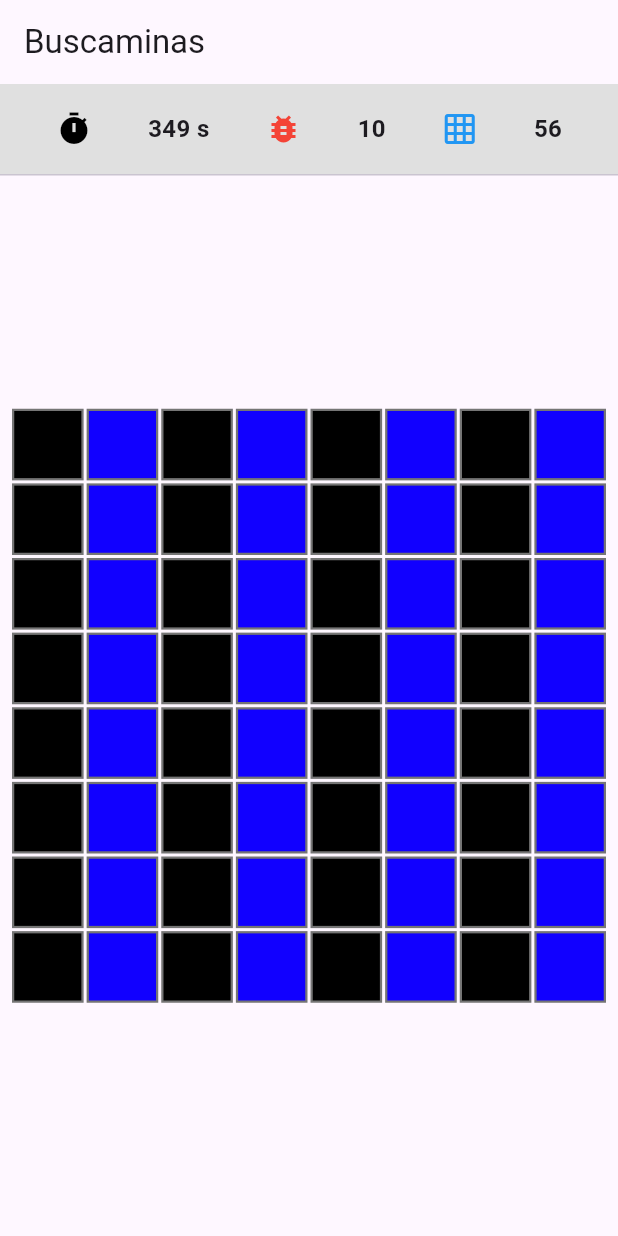
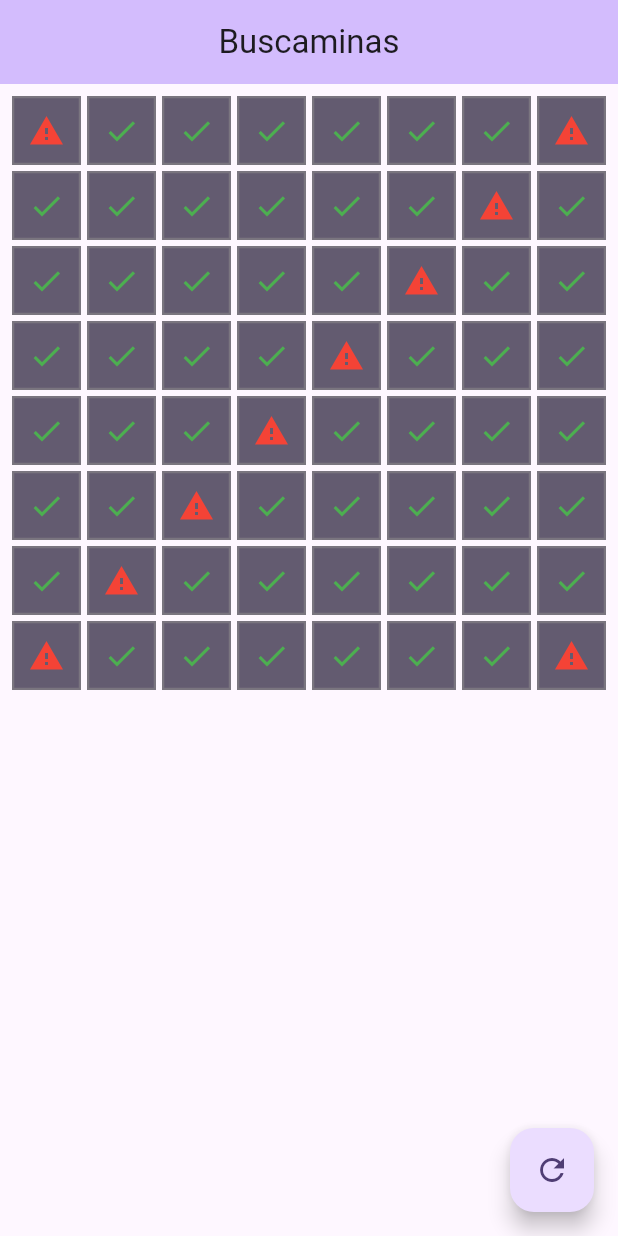
Before and after one commit to Lord-Aitel/3479A321_2022479051, a Flutter app: the screen it shows after launch, on a phone screen of 412 x 824 dp. Run offline on Flutter 3.47's test engine with Material 3 defaults, Android fonts, the phone set to English and light mode, and no system bars; our stand-ins replace logger.

Commit message:
directorios funcionando correctamente y creacion de carpeta assets

```diff
--- a/lib/main.dart
+++ b/lib/main.dart
@@ -1,101 +1,30 @@
-  import 'package:flutter/material.dart';
+import 'package:flutter/material.dart';
+import 'package:logger/logger.dart';
+import 'ui/screens/minesweeper_screen.dart';
 
-  void main() {
-    runApp(const MyApp());
-  }
+var logger = Logger();
 
-  class MyApp extends StatelessWidget {
-    const MyApp({super.key});
-    @override
-    Widget build(BuildContext context) {
-    return MaterialApp(
-    title: 'Buscaminas',
-    theme: ThemeData(primarySwatch: Colors.blue),
-    home: const MinesweeperScreen(), // Apuntamos a nuestra nueva pantalla
-    );
-    }
-  }
+void main() {
+  logger.d('Iniciando la aplicación de Buscaminas');
+  logger.i('Iniciando la aplicación de Buscaminas'); // Info
+  logger.w('Iniciando la aplicación de Buscaminas'); // Warning
+  logger.e('Iniciando la aplicación de Buscaminas'); // Error
 
-  class MinesweeperScreen extends StatelessWidget {
-  const MinesweeperScreen({super.key});
-  @override
-  Widget build(BuildContext context) {
-    return Scaffold(
-    appBar: AppBar(title: const Text('Buscaminas')),
-    body: SafeArea( // Protege la UI de los bordes del dispositivo
-  child: Column( // Apila el marcador arriba y el tablero abajo
-  children: [
-  // Área de Status
-  Container(
-  height: 60,
-  color: Colors.grey[300],
-  child: Container(
-  height: 60,
-  color: Colors.grey[300],
-  child: Row(
-    mainAxisAlignment: MainAxisAlignment.spaceEvenly,
-    children: const [
-      Icon(Icons.timer, color: Colors.black),
-      Text('349 s', style: TextStyle(fontWeight: FontWeight.bold, fontSize: 16)),
-      Icon(Icons.bug_report, color: Colors.red), //minas
-      Text('10', style: TextStyle(fontWeight: FontWeight.bold, fontSize: 16)),
-      Icon(Icons.grid_on, color: Colors.blue), //cuadros
-      Text('56', style: TextStyle(fontWeight: FontWeight.bold, fontSize: 16)),
-    ],
-  ),
-),
+  runApp(const MyApp());
+}
 
-
-  ),
-  const Divider(height: 1),
-  // Área de Juego
-  Expanded( // Expande el tablero para llenar la pantalla
-  child: _gameBoard(),
-  ),
-  ],
-  ),
-  ),
-  );
-  }
-  }
-  Widget _gameBoard() {
-  return Center(
-  child: Padding(
-  padding: const EdgeInsets.all(8.0),
-  child: AspectRatio(
-  aspectRatio: 1.0, // Cuadrado perfecto
-  child: GridView.builder(
-  physics: const NeverScrollableScrollPhysics(), // Bloquea el scroll
-  gridDelegate: const SliverGridDelegateWithFixedCrossAxisCount(
-  crossAxisCount: 8, // 8 columnas
-  crossAxisSpacing: 2.0,
-  mainAxisSpacing: 2.0,
-  ),
-  itemCount: 64, // 8x8 = 64 celdas
-  itemBuilder: (context, index) {
-  return MineCell(index: index,);
-  },
-  ),
-  ),
-  ),
-  );
-  }
-
-class MineCell extends StatelessWidget {
-  final int index;
-
-  const MineCell({
-    super.key,
-    required this.index
-  });
+class MyApp extends StatelessWidget {
+  const MyApp({super.key});
 
   @override
   Widget build(BuildContext context) {
-    return Container(
-    decoration: BoxDecoration(
-    color: index % 2 == 0 ? const Color.fromARGB(255, 0, 0, 0) : const Color.fromARGB(255, 17, 0, 255),
-        border: Border.all(color: Colors.grey[600]!, width: 1.5),
-    ),
+    return MaterialApp(
+      title: 'Buscaminas',
+      theme: ThemeData(
+        colorScheme: ColorScheme.fromSeed(seedColor: Colors.deepPurple),
+        useMaterial3: true,
+      ),
+      home: const MinesweeperScreen(),
     );
   }
 }
--- /dev/null
+++ b/lib/ui/screens/minesweeper_screen.dart
@@ -0,0 +1,56 @@
+import 'package:flutter/material.dart';
+import 'package:logger/logger.dart';
+import '../widgets/mine_cell.dart';
+
+var logger = Logger();
+
+class MinesweeperScreen extends StatefulWidget {
+  const MinesweeperScreen({super.key});
+
+  @override
+  State<MinesweeperScreen> createState() => _MinesweeperScreenState();
+}
+
+class _MinesweeperScreenState extends State<MinesweeperScreen> {
+  // Definimos el tamaño del tablero
+  final int rows = 8;
+  final int columns = 8;
+
+  @override
+  Widget build(BuildContext context) {
+    return Scaffold(
+      appBar: AppBar(
+        backgroundColor: Theme.of(context).colorScheme.inversePrimary,
+        title: const Text("Buscaminas"),
+        centerTitle: true,
+      ),
+      body: Padding(
+        padding: const EdgeInsets.all(8.0),
+        child: GridView.builder(
+          // Configuración de la cuadrícula
+          gridDelegate: SliverGridDelegateWithFixedCrossAxisCount(
+            crossAxisCount: columns, // Número de columnas
+            mainAxisSpacing: 4.0,    // Espaciado vertical
+            crossAxisSpacing: 4.0,   // Espaciado horizontal
+          ),
+          itemCount: rows * columns, // Total de celdas
+          itemBuilder: (context, index) {
+            // Ejemplo: ponemos una mina si el índice es múltiplo de 7
+            bool tieneMina = index % 7 == 0;
+
+            // LLAMADA A TU WIDGET MINECELL
+            return MineCell(hasMine: tieneMina);
+          },
+        ),
+      ),
+      floatingActionButton: FloatingActionButton(
+        onPressed: () {
+          logger.i('Reiniciando o refrescando tablero');
+          setState(() {}); // Refresca la pantalla
+        },
+        tooltip: 'Refrescar',
+        child: const Icon(Icons.refresh),
+      ),
+    );
+  }
+}
--- /dev/null
+++ b/lib/ui/widgets/mine_cell.dart
@@ -0,0 +1,22 @@
+import 'package:flutter/material.dart';
+
+class MineCell extends StatelessWidget {
+  final bool hasMine;
+  const MineCell({super.key, required this.hasMine});
+
+  @override
+  Widget build(BuildContext context) {
+    final theme = Theme.of(context);
+    return Container(
+      decoration: BoxDecoration(
+        color: theme.colorScheme.secondary,
+        border: Border.all(color: theme.colorScheme.outline, width: 1.5),
+      ),
+      child: Center(
+        child: hasMine
+            ? const Icon(Icons.warning, color: Colors.red)
+            : const Icon(Icons.check, color: Colors.green),
+      ),
+    );
+  }
+}
```
Also changed, not shown: 3 other files.
